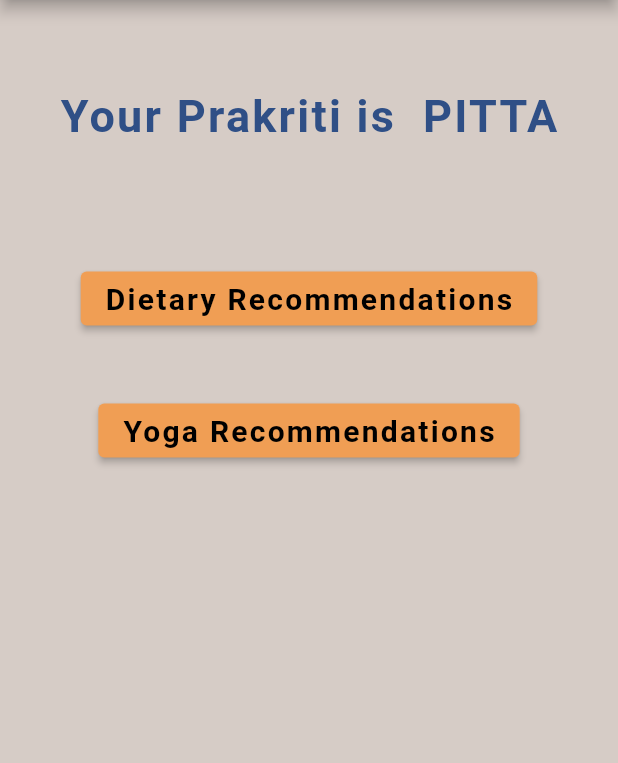
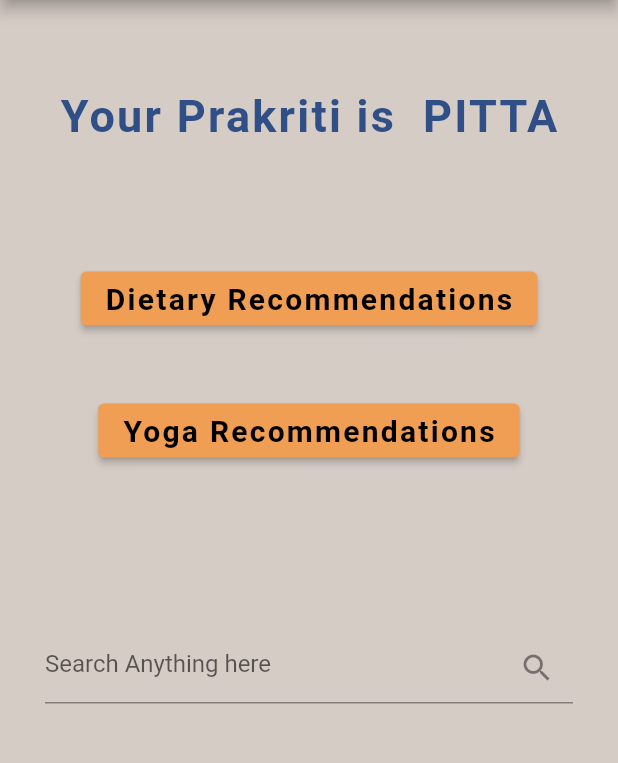
Before and after one commit to Gairik-Shandilya/Pheno-Type-Tech, a Flutter app: the Prakriti screen opened by its route, on a phone screen of 412 x 824 dp, the part 84-847 px from its top. Run offline on Flutter 3.47's test engine with Material 2 defaults, Android fonts, the phone set to English and light mode, and no system bars; Roboto replaces fonts that are missing (Pacificio, Pacifio).

Commit message:
Added Last Page

```diff
--- a/lib/Prakriti.dart
+++ b/lib/Prakriti.dart
@@ -11,6 +11,10 @@
 class _PrakritiState extends State<Prakriti> {
   @override
   String result = "";
+  String url = "";
+  String QueryText = "Query";
+  var Data;
+
   Widget build(BuildContext context) {
     if (globals.vata_score > globals.kapha_score) {
       if (globals.pitta_score > globals.vata_score) {
@@ -28,12 +32,10 @@
     return Scaffold(
       appBar: AppBar(
         title: const Text(
-          'PhenoTypeTech  -  Know Your Prakriti',textAlign: TextAlign.center,
+          'PhenoTypeTech  -  Know Your Prakriti',
+          textAlign: TextAlign.center,
           style: TextStyle(
-            color: Colors.white,
-            fontSize: 20.0,
-            fontWeight: FontWeight.bold
-          ),
+              color: Colors.white, fontSize: 20.0, fontWeight: FontWeight.bold),
         ),
         backgroundColor: Colors.blueGrey,
       ),
@@ -86,12 +88,12 @@
                       ),
                     ),
                   ),
-                  SizedBox(
+                  const SizedBox(
                     height: 40,
                   ),
                   ElevatedButton(
                     style: ElevatedButton.styleFrom(
-                      backgroundColor: Color.fromARGB(255, 240, 158, 84),
+                      backgroundColor: const Color.fromARGB(255, 240, 158, 84),
                     ),
                     onPressed: () {
                       if (result == "KAPHA") {
@@ -113,7 +115,24 @@
                       ),
                     ),
                   ),
-                ],
+
+                  SizedBox(height: 100,),
+
+                  Padding(
+                    padding: const EdgeInsets.all(10),
+                    child: TextField(
+
+                      decoration: InputDecoration(
+                          hintText: "Search Anything here",
+                          suffixIcon: GestureDetector(
+
+
+                            child: const Icon(Icons.search),
+                          )),
+                    ),
+                  ),
+
+                ]
               ),
             ),
           ),
--- a/lib/optionbrain.dart
+++ b/lib/Quiz/optionbrain.dart
@@ -1,4 +1,4 @@
-import 'package:prakriti_finder/option.dart';
+import 'package:prakriti_finder/Quiz/option.dart';
 
 class OptionBrain {
   List<Option> optionlist = [
--- a/lib/quizPage.dart
+++ b/lib/Quiz/quizPage.dart
@@ -1,4 +1,4 @@
-import 'globals.dart' as globals;
+import '../globals.dart' as globals;
 import 'package:flutter/material.dart';
 import 'package:prakriti_finder/main.dart';
 
--- a/lib/quizbrain.dart
+++ b/lib/Quiz/quizbrain.dart
@@ -1,4 +1,4 @@
-import 'package:prakriti_finder/question.dart';
+import 'package:prakriti_finder/Quiz/question.dart';
 class QuizBrain {
   List<Question> questionlist = [
     Question('Body Frame'),
--- a/pubspec.yaml
+++ b/pubspec.yaml
@@ -30,7 +30,7 @@
 dependencies:
   flutter:
     sdk: flutter
-
+  http:
 
   # The following adds the Cupertino Icons font to your application.
   # Use with the CupertinoIcons class for iOS style icons.
```
Also changed, not shown: lib/AI.dart (deleted, +0 -97 lines), lib/Bot.dart (added, +14 -0 lines), lib/main.dart (+19 -19 lines), lib/Diet/DietKapha.dart (renamed from lib/DietKapha.dart), lib/Diet/DietPitta.dart (renamed from lib/DietPitta.dart), lib/Diet/DietVata.dart (renamed from lib/DietVata.dart), lib/Quiz/option.dart (renamed from lib/option.dart), lib/Quiz/question.dart (renamed from lib/question.dart), lib/Yoga/YogaKapha.dart (renamed from lib/YogaKapha.dart), lib/Yoga/YogaPitta.dart (renamed from lib/YogaPitta.dart), lib/Yoga/YogaVata.dart (renamed from lib/YogaVata.dart), pubspec.lock.
